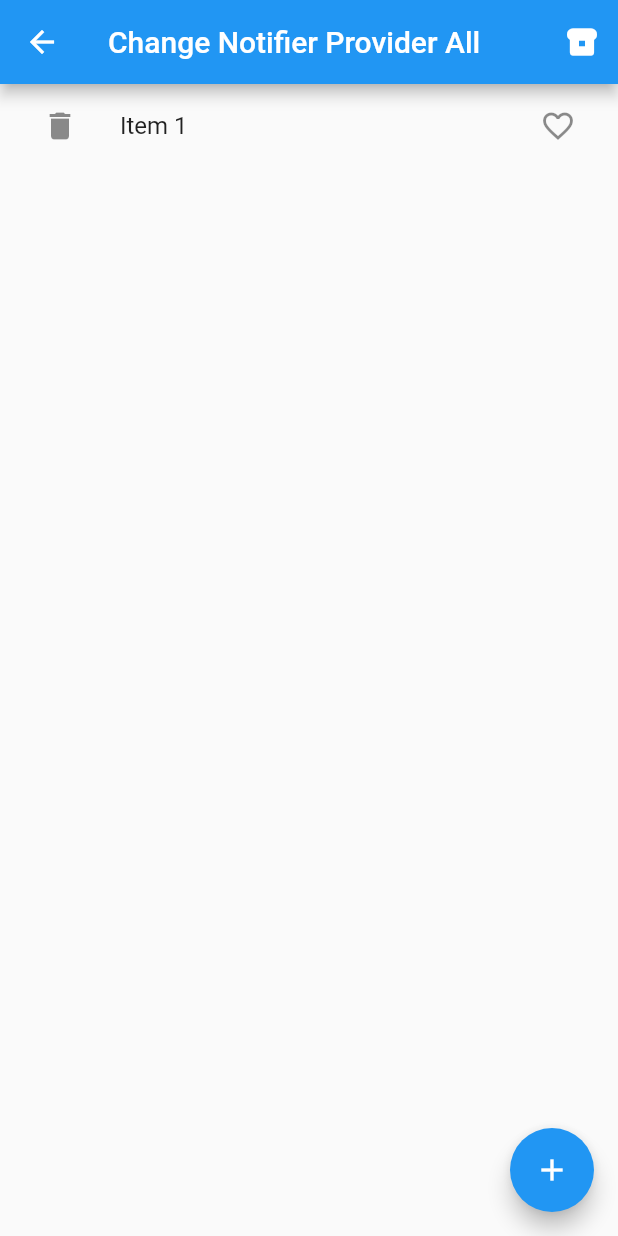
After one commit to poseidonKey/flutter_provider_haveyfran, a Flutter app: the MyChangeNotifierProviderScreen screen opened directly, after a tap on the "add" icon, on a phone screen of 412 x 824 dp. The commit adds this screen. Run offline on Flutter 3.47's test engine with Material 2 defaults, Android fonts, the phone set to English and light mode, and no system bars.

Commit message:
my provider test

```diff
--- /dev/null
+++ b/lib/providers/my_changenotifier_provider.dart
@@ -0,0 +1,16 @@
+import 'package:flutter/material.dart';
+
+class MyChangeNotifierProviderModel with ChangeNotifier {
+  final List<String> _myItems = [];
+  List<String> get myItems => _myItems;
+  void addItem(String val) {
+    _myItems.add(val);
+    // print(myItems);
+    notifyListeners();
+  }
+
+  void delItem(int val) {
+    _myItems.removeAt(val);
+    notifyListeners();
+  }
+}
--- /dev/null
+++ b/lib/screens/my_changenotifierprovider_screen.dart
@@ -0,0 +1,74 @@
+import 'package:f_test03/providers/my_changenotifier_provider.dart';
+import 'package:f_test03/screens/my_changenotifierprovider_edit_screen.dart';
+import 'package:flutter/material.dart';
+import 'package:provider/provider.dart';
+
+class MyChangeNotifierProviderScreen extends StatelessWidget {
+  const MyChangeNotifierProviderScreen({super.key});
+  static int count = 0;
+  @override
+  Widget build(BuildContext context) {
+    return Scaffold(
+      appBar: AppBar(
+        title: const Text('Change Notifier Provider All'),
+        actions: [
+          IconButton(
+            onPressed: () {
+              Navigator.push(
+                context,
+                MaterialPageRoute(
+                  builder: (_) => const MyChangeNotifierProviderEditScreen(
+                    choiceItem: 1,
+                  ),
+                ),
+              );
+            },
+            icon: const Icon(Icons.breakfast_dining),
+          )
+        ],
+      ),
+      body: Center(
+        child: Consumer<MyChangeNotifierProviderModel>(
+          builder: (context, myCnprovider, child) {
+            return ListView.builder(
+              itemBuilder: (context, index) {
+                return ListTile(
+                  title: GestureDetector(
+                    child: Text(myCnprovider.myItems[index]),
+                    onTap: () => Navigator.push(
+                      context,
+                      MaterialPageRoute(
+                        builder: (_) => MyChangeNotifierProviderEditScreen(
+                          choiceItem: index,
+                        ),
+                      ),
+                    ),
+                  ),
+                  leading: IconButton(
+                    onPressed: () {
+                      myCnprovider.delItem(index);
+                    },
+                    icon: const Icon(Icons.delete),
+                  ),
+                  trailing: IconButton(
+                    onPressed: () {},
+                    icon: const Icon(Icons.favorite_border_outlined),
+                  ),
+                );
+              },
+              itemCount: myCnprovider.myItems.length,
+            );
+          },
+        ),
+      ),
+      floatingActionButton: FloatingActionButton(
+        onPressed: () {
+          final myCnModel = Provider.of<MyChangeNotifierProviderModel>(context,
+              listen: false);
+          myCnModel.addItem("Item ${++count}");
+        },
+        child: const Icon(Icons.add),
+      ),
+    );
+  }
+}
```
Also changed, not shown: lib/main.dart (+16 -0 lines), lib/screens/my_changenotifierprovider_edit_screen.dart (added, +30 -0 lines).
